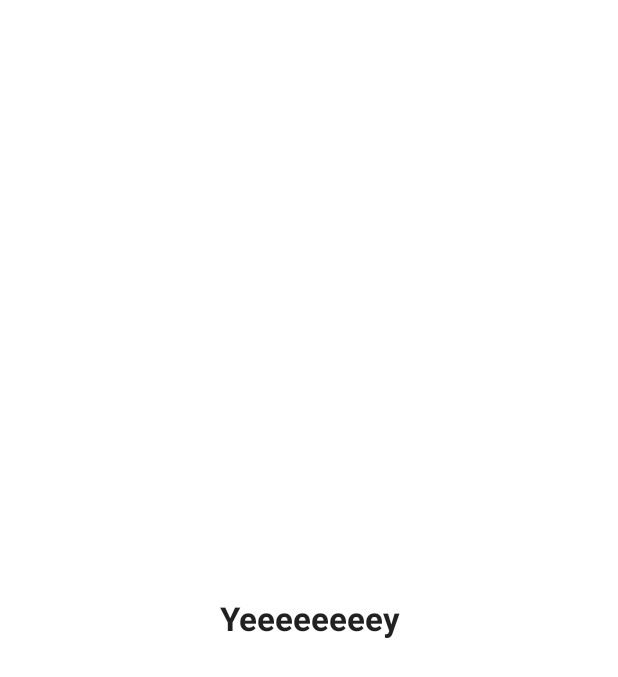
After one commit to cs-nerds/elokira-android, an Android app: the fragment HomeFragment shown on its own in the app's theme, on a phone screen of 412 x 824 dp. The commit adds this screen. Shown: the top 677 px of the screen. Run offline under Robolectric (Android 15) with nearby library versions, the phone set to English and light mode, and no system bars; our stand-ins replace data binding; Roboto replaces fonts that are not available here.

Commit message:
feat: Add home fragment

```diff
--- /dev/null
+++ b/app/src/main/java/com/example/elokira/HomeFragment.kt
@@ -0,0 +1,31 @@
+package com.example.elokira
+
+import androidx.lifecycle.ViewModelProvider
+import android.os.Bundle
+import androidx.fragment.app.Fragment
+import android.view.LayoutInflater
+import android.view.View
+import android.view.ViewGroup
+
+class HomeFragment : Fragment() {
+
+    companion object {
+        fun newInstance() = HomeFragment()
+    }
+
+    private lateinit var viewModel: HomeViewModel
+
+    override fun onCreateView(
+        inflater: LayoutInflater, container: ViewGroup?,
+        savedInstanceState: Bundle?
+    ): View? {
+        return inflater.inflate(R.layout.home_fragment, container, false)
+    }
+
+    override fun onActivityCreated(savedInstanceState: Bundle?) {
+        super.onActivityCreated(savedInstanceState)
+        viewModel = ViewModelProvider(this).get(HomeViewModel::class.java)
+        // TODO: Use the ViewModel
+    }
+
+}
--- /dev/null
+++ b/app/src/main/java/com/example/elokira/HomeViewModel.kt
@@ -0,0 +1,7 @@
+package com.example.elokira
+
+import androidx.lifecycle.ViewModel
+
+class HomeViewModel : ViewModel() {
+    // TODO: Implement the ViewModel
+}
--- /dev/null
+++ b/app/src/main/res/layout/home_fragment.xml
@@ -0,0 +1,16 @@
+<?xml version="1.0" encoding="utf-8"?>
+<layout xmlns:android="http://schemas.android.com/apk/res/android"
+    xmlns:tools="http://schemas.android.com/tools"
+    android:layout_width="match_parent"
+    android:layout_height="match_parent"
+    tools:context=".HomeFragment">
+
+    <TextView
+        android:layout_width="match_parent"
+        android:layout_height="match_parent"
+        android:text="Yeeeeeeeey"
+        android:gravity="center"
+        style="@style/TextAppearance.AppCompat.Large"
+        android:textStyle="bold"/>
+
+</layout>
--- a/app/src/main/res/values/themes.xml
+++ b/app/src/main/res/values/themes.xml
@@ -1,6 +1,9 @@
 <resources xmlns:tools="http://schemas.android.com/tools">
     <!-- Base application theme. -->
     <style name="Theme.Elokira" parent="Theme.MaterialComponents.DayNight.DarkActionBar">
+        <item name="windowActionBar">false</item>
+        <item name="windowNoTitle">true</item>
+        <item name="android:windowFullscreen">true</item>
         <!-- Primary brand color. -->
         <item name="colorPrimary">@color/purple_500</item>
         <item name="colorPrimaryVariant">@color/purple_700</item>
```
